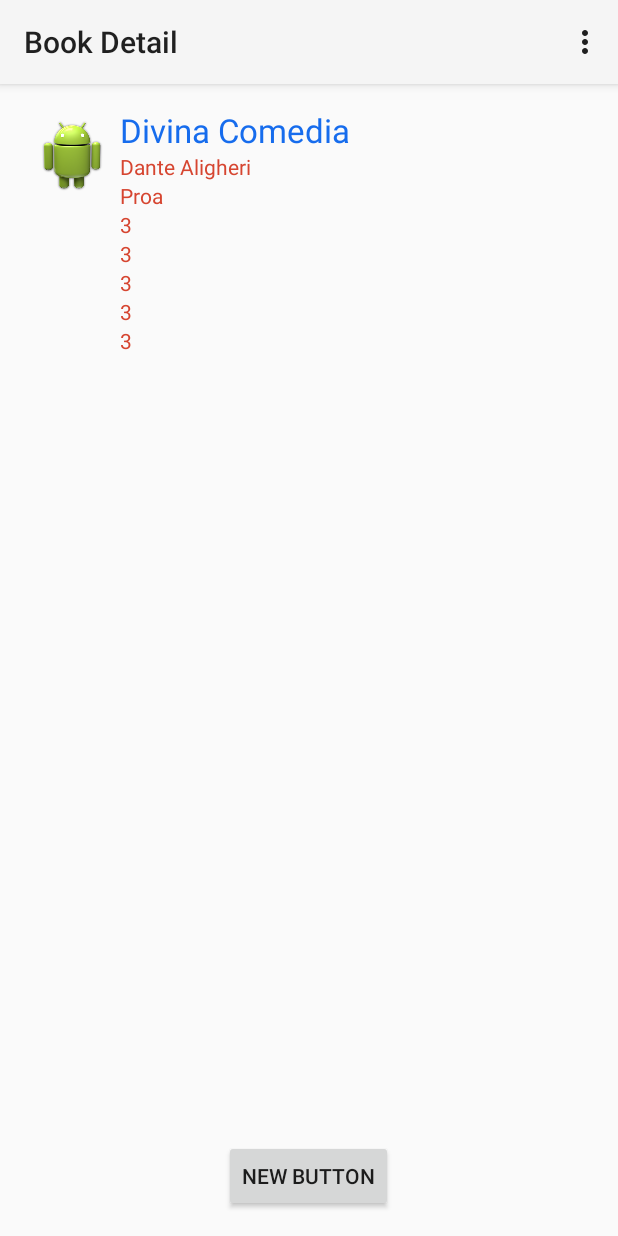
After one commit to AlbertSantamaria/libreria2-android, an Android app: the BookActivity screen opened directly, with no data from a screen before it, on a phone screen of 412 x 824 dp. The commit adds this screen. Run offline under Robolectric (Android 15) with nearby library versions, the phone set to English and light mode, and no system bars.

Commit message:
Android: creada actividad de Bookdetail y reseñas

```diff
--- a/app/src/main/AndroidManifest.xml
+++ b/app/src/main/AndroidManifest.xml
@@ -1,8 +1,10 @@
 <?xml version="1.0" encoding="utf-8"?>
 <manifest xmlns:android="http://schemas.android.com/apk/res/android"
     package="edu.eetac.dsa.asantamaria.libreria2_android" >
+
     <uses-permission android:name="android.permission.INTERNET" />
     <uses-permission android:name="android.permission.ACCESS_NETWORK_STATE" />
+
     <application
         android:allowBackup="true"
         android:icon="@drawable/ic_launcher"
@@ -17,6 +19,10 @@
                 <category android:name="android.intent.category.LAUNCHER" />
             </intent-filter>
         </activity>
+        <activity
+            android:name=".BookActivity"
+            android:label="@string/title_activity_book" >
+        </activity>
     </application>
 
 </manifest>
--- a/app/src/main/java/edu/eetac/dsa/asantamaria/libreria2_android/Book.java
+++ b/app/src/main/java/edu/eetac/dsa/asantamaria/libreria2_android/Book.java
@@ -1,10 +1,12 @@
 package edu.eetac.dsa.asantamaria.libreria2_android;
+
+import java.io.Serializable;
 
 /** RRRRRRRRRRRRRRR
  * Created by sito on 10/12/14.
  */
 
-public class Book {
+public class Book implements Serializable {
 
     private int bookid;
     private String title;
--- /dev/null
+++ b/app/src/main/java/edu/eetac/dsa/asantamaria/libreria2_android/BookActivity.java
@@ -0,0 +1,39 @@
+package edu.eetac.dsa.asantamaria.libreria2_android;
+
+import android.app.Activity;
+import android.os.Bundle;
+import android.view.Menu;
+import android.view.MenuItem;
+
+
+public class BookActivity extends Activity {
+
+    @Override
+    protected void onCreate(Bundle savedInstanceState) {
+        super.onCreate(savedInstanceState);
+        setContentView(R.layout.activity_book);
+    }
+
+
+    @Override
+    public boolean onCreateOptionsMenu(Menu menu) {
+        // Inflate the menu; this adds items to the action bar if it is present.
+        getMenuInflater().inflate(R.menu.menu_book, menu);
+        return true;
+    }
+
+    @Override
+    public boolean onOptionsItemSelected(MenuItem item) {
+        // Handle action bar item clicks here. The action bar will
+        // automatically handle clicks on the Home/Up button, so long
+        // as you specify a parent activity in AndroidManifest.xml.
+        int id = item.getItemId();
+
+        //noinspection SimplifiableIfStatement
+        if (id == R.id.action_settings) {
+            return true;
+        }
+
+        return super.onOptionsItemSelected(item);
+    }
+}
--- /dev/null
+++ b/app/src/main/res/layout/activity_book.xml
@@ -0,0 +1,102 @@
+<RelativeLayout xmlns:android="http://schemas.android.com/apk/res/android"
+    xmlns:tools="http://schemas.android.com/tools" android:layout_width="match_parent"
+    android:layout_height="match_parent" android:paddingLeft="@dimen/activity_horizontal_margin"
+    android:paddingRight="@dimen/activity_horizontal_margin"
+    android:paddingTop="@dimen/activity_vertical_margin"
+    android:paddingBottom="@dimen/activity_vertical_margin"
+    tools:context="edu.eetac.dsa.asantamaria.libreria2_android.BookActivity">
+
+    <LinearLayout
+        android:layout_width="match_parent"
+        android:layout_height="wrap_content"
+        android:id="@+id/linearLayout">
+
+        <ImageView
+            android:id="@+id/ivImage_d"
+            android:layout_width="wrap_content"
+            android:layout_height="wrap_content"
+            android:layout_margin="8dp"
+            android:src="@drawable/ic_launcher" />
+
+        <LinearLayout
+            android:layout_width="match_parent"
+            android:layout_height="wrap_content"
+            android:orientation="vertical" >
+
+            <TextView
+                android:id="@+id/tvTitle_d"
+                android:layout_width="wrap_content"
+                android:layout_height="wrap_content"
+                android:text="Divina Comedia"
+                android:textColor="#166CED"
+                android:textAppearance="?android:attr/textAppearanceLarge" />
+
+            <TextView
+                android:id="@+id/tvAuthor_d"
+                android:layout_width="wrap_content"
+                android:layout_height="wrap_content"
+                android:textColor="#D64530"
+                android:text="Dante Aligheri" />
+
+            <TextView
+                android:id="@+id/tvPublisher_d"
+                android:layout_width="wrap_content"
+                android:layout_height="wrap_content"
+                android:text="Proa"
+                android:textColor="#D64530"
+                android:textAppearance="?android:attr/textAppearanceSmall" />
+
+            <TextView
+                android:id="@+id/tvEditionNumber_d"
+                android:layout_width="wrap_content"
+                android:layout_height="wrap_content"
+                android:textColor="#D64530"
+                android:text="3" />
+            <TextView
+                android:id="@+id/tvEditionDate_d"
+                android:layout_width="wrap_content"
+                android:layout_height="wrap_content"
+                android:textColor="#D64530"
+                android:text="3" />
+            <TextView
+                android:id="@+id/tvLanguage_d"
+                android:layout_width="wrap_content"
+                android:layout_height="wrap_content"
+                android:textColor="#D64530"
+                android:text="3" />
+            <TextView
+                android:id="@+id/tvPrintingDate_d"
+                android:layout_width="wrap_content"
+                android:layout_height="wrap_content"
+                android:textColor="#D64530"
+                android:text="3" />
+
+            <TextView
+                android:id="@+id/tvBookid_d"
+                android:layout_width="wrap_content"
+                android:layout_height="wrap_content"
+                android:textColor="#D64530"
+                android:text="3" />
+        </LinearLayout>
+
+    </LinearLayout>
+
+    <ListView
+        android:layout_width="match_parent"
+        android:layout_height="305dp"
+        android:id="@+id/reviewList"
+        android:layout_gravity="center_horizontal"
+        android:layout_above="@+id/bReview"
+        android:layout_alignParentEnd="true"
+        android:layout_below="@+id/linearLayout" />
+
+    <Button
+        android:layout_width="wrap_content"
+        android:layout_height="wrap_content"
+        android:text="New Button"
+        android:id="@+id/bReview"
+        android:layout_gravity="center_horizontal"
+        android:layout_alignParentBottom="true"
+        android:layout_centerHorizontal="true" />
+
+</RelativeLayout>
--- a/app/src/main/res/layout/row.xml
+++ b/app/src/main/res/layout/row.xml
@@ -11,7 +11,7 @@
         android:layout_height="wrap_content" >
 
         <ImageView
-            android:id="@+id/ivImage"
+            android:id="@+id/ivImage_d"
             android:layout_width="wrap_content"
             android:layout_height="wrap_content"
             android:layout_margin="8dp"
--- /dev/null
+++ b/app/src/main/res/menu/menu_book.xml
@@ -0,0 +1,6 @@
+<menu xmlns:android="http://schemas.android.com/apk/res/android"
+    xmlns:tools="http://schemas.android.com/tools"
+    tools:context="edu.eetac.dsa.asantamaria.libreria2_android.BookActivity">
+    <item android:id="@+id/action_settings" android:title="@string/action_settings"
+        android:orderInCategory="100" android:showAsAction="never" />
+</menu>
--- a/app/src/main/res/values/strings.xml
+++ b/app/src/main/res/values/strings.xml
@@ -4,5 +4,6 @@
     <string name="app_name">Libreria2-Android</string>
     <string name="hello_world">Hello world!</string>
     <string name="action_settings">Settings</string>
+    <string name="title_activity_book">Book Detail</string>
 
 </resources>
```
Also changed, not shown: app/src/main/java/edu/eetac/dsa/asantamaria/libreria2_android/MainActivity.java (+9 -0 lines), app/src/main/res/layout/book_activity.xml (added, +104 -0 lines).
